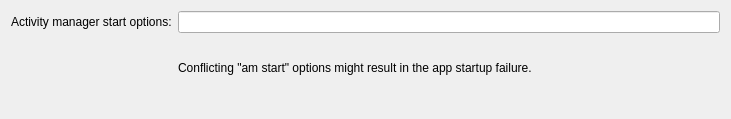
Qt form src/plugins/android/androidrunconfigurationwidget.ui (qt-creator/qt-creator) before a commit.
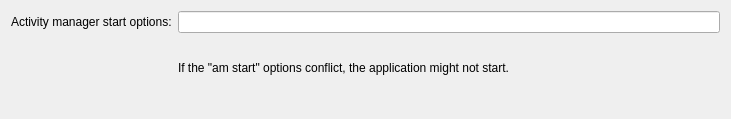
The same form after that commit.

Commit message:
Android: Make UI text more clear
The definite article "the" should be "an", but I would like
to rewrite the notice to use simpler language.

The edit to the form file:
```diff
--- a/src/plugins/android/androidrunconfigurationwidget.ui
+++ b/src/plugins/android/androidrunconfigurationwidget.ui
@@ -78,7 +78,7 @@
    <item row="2" column="2">
     <widget class="QLabel" name="label_3">
      <property name="text">
-      <string>Conflicting "am start" options might result in the app startup failure.</string>
+      <string>If the "am start" options conflict, the application might not start.</string>
      </property>
     </widget>
    </item>
```
